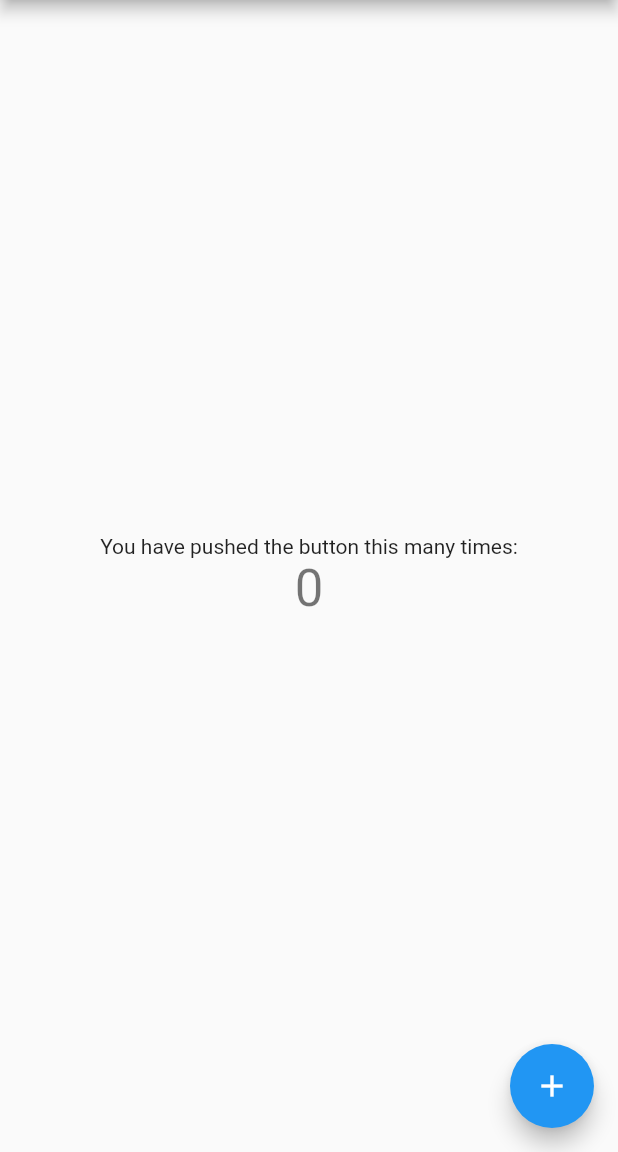
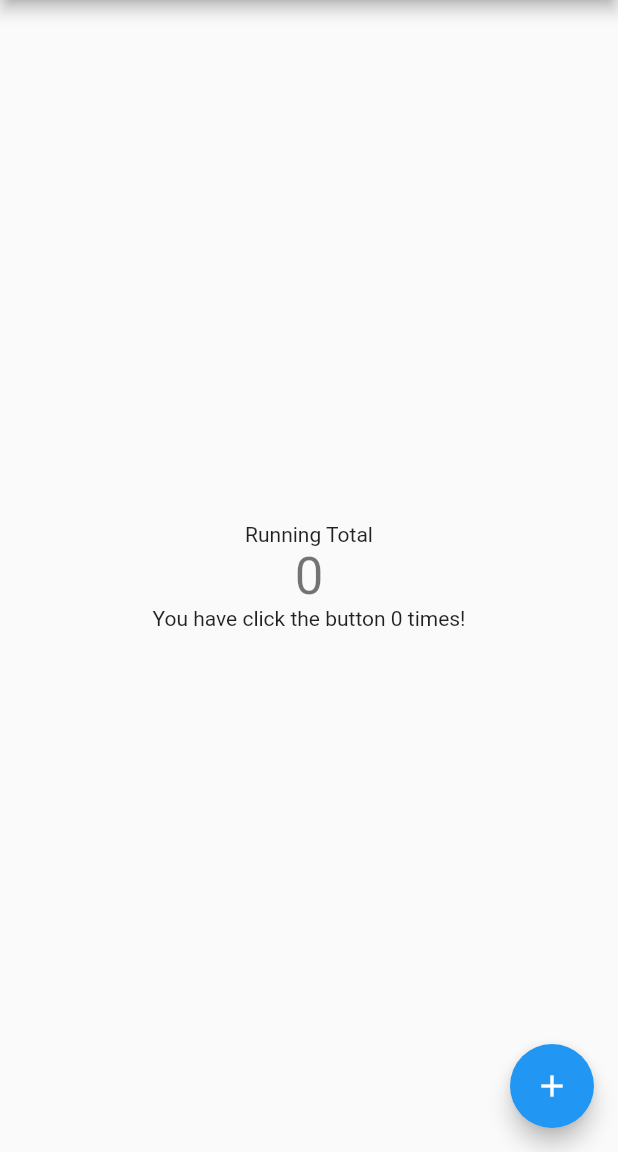
Before and after one commit to AishmanTaylor/clickme, a Flutter app: the screen it shows after launch, on a phone screen of 412 x 824 dp, the part 84-1236 px from its top. Run offline on Flutter 3.47's test engine with Material 2 defaults, Android fonts, the phone set to English and light mode, and no system bars.

Commit message:
I added a tracker for the amount of clicks

```diff
--- a/lib/main.dart
+++ b/lib/main.dart
@@ -48,7 +48,7 @@ class MyHomePage extends StatefulWidget {
 }
 
 class _MyHomePageState extends State<MyHomePage> {
-  int _counter = 0;
+  int _total = 0;
 
   void _incrementCounter() {
     setState(() {
@@ -57,7 +57,7 @@ class _MyHomePageState extends State<MyHomePage> {
       // so that the display can reflect the updated values. If we changed
       // _counter without calling setState(), then the build method would not be
       // called again, and so nothing would appear to happen.
-      _counter++;
+      _total++;
     });
   }
 
@@ -96,12 +96,13 @@ class _MyHomePageState extends State<MyHomePage> {
           mainAxisAlignment: MainAxisAlignment.center,
           children: <Widget>[
             const Text(
-              'You have pushed the button this many times:',
+              'Running Total',
             ),
             Text(
-              '$_counter',
+              '$_total',
               style: Theme.of(context).textTheme.headline4,
             ),
+            Text('You have click the button $_total times!'),
           ],
         ),
       ),
```
